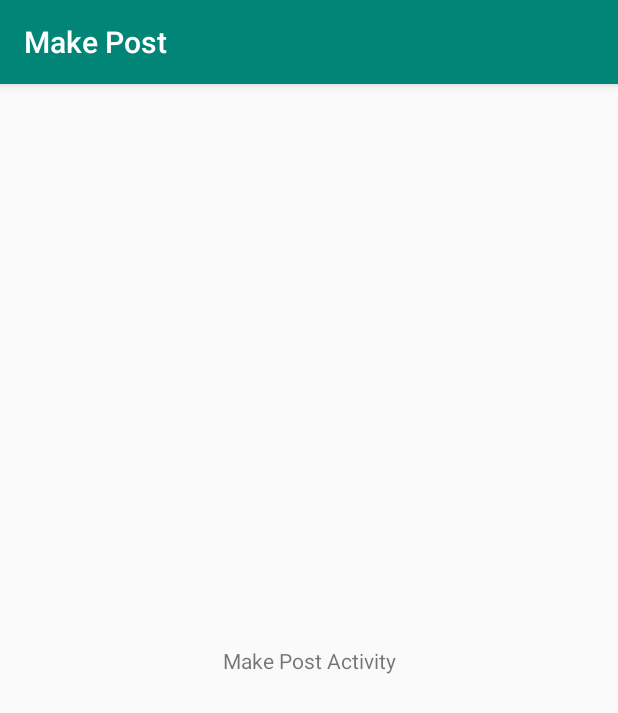
After one commit to niklasjang/PastExamPapers, an Android app: the MakePostActivity screen opened directly, with no data from a screen before it, on a phone screen of 412 x 824 dp. The commit adds this screen. Shown: the top 713 px of the screen. Run offline under Robolectric (Android 15) with nearby library versions, the phone set to English and light mode, and no system bars.

Commit message:
Sign out & Make Post Activity added

```diff
--- /dev/null
+++ b/app/src/main/java/com/example/niklasjang/bottomnavigationbar_with_fragment_example/MakePostActivity.kt
@@ -0,0 +1,14 @@
+package com.example.niklasjang.bottomnavigationbar_with_fragment_example
+
+import android.support.v7.app.AppCompatActivity
+import android.os.Bundle
+
+class MakePostActivity : AppCompatActivity() {
+
+    override fun onCreate(savedInstanceState: Bundle?) {
+        super.onCreate(savedInstanceState)
+        setContentView(R.layout.activity_make_post)
+
+        supportActionBar?.title = "Make Post"
+    }
+}
--- a/app/src/main/java/com/example/niklasjang/bottomnavigationbar_with_fragment_example/RegisterActivity.kt
+++ b/app/src/main/java/com/example/niklasjang/bottomnavigationbar_with_fragment_example/RegisterActivity.kt
@@ -67,6 +67,7 @@ class RegisterActivity : AppCompatActivity() {
 
                     upLoadImageToFirebaseStorage()
                     var intent = Intent(this, MainActivity::class.java)
+                    intent.flags = Intent.FLAG_ACTIVITY_CLEAR_TASK.or(Intent.FLAG_ACTIVITY_NEW_TASK)
                     startActivity(intent)
                 }
                 .addOnFailureListener { exception ->
@@ -124,13 +125,13 @@ class RegisterActivity : AppCompatActivity() {
                         // FirebaseAuth.getInstance().currentUser
 
                         var intent = Intent(this, MainActivity::class.java)
+                        intent.flags = Intent.FLAG_ACTIVITY_CLEAR_TASK.or(Intent.FLAG_ACTIVITY_NEW_TASK)
                         startActivity(intent)
                     }else {
                         Toast.makeText(this,"구글 계정 연동에 실패하였습니다.",Toast.LENGTH_LONG).show()
                     }
                 }
         }
-        //구글 로그인 로그아웃하려면 FirebaseAuth.getInstance().signOut(); 실행하면 된다.
     }
 
     private fun upLoadImageToFirebaseStorage() {
--- /dev/null
+++ b/app/src/main/res/layout/activity_make_post.xml
@@ -0,0 +1,19 @@
+<?xml version="1.0" encoding="utf-8"?>
+<android.support.constraint.ConstraintLayout
+        xmlns:android="http://schemas.android.com/apk/res/android"
+        xmlns:tools="http://schemas.android.com/tools"
+        xmlns:app="http://schemas.android.com/apk/res-auto"
+        android:layout_width="match_parent"
+        android:layout_height="match_parent"
+        tools:context=".MakePostActivity">
+
+
+    <TextView
+            android:id="@+id/tvMakePost"
+            android:text="Make Post Activity"
+            app:layout_constraintTop_toTopOf="parent"
+            app:layout_constraintBottom_toBottomOf="parent"
+            app:layout_constraintStart_toStartOf="parent"
+            app:layout_constraintEnd_toEndOf="parent"
+            android:layout_width="wrap_content" android:layout_height="wrap_content"/>
+</android.support.constraint.ConstraintLayout>
--- a/app/src/main/res/values/strings.xml
+++ b/app/src/main/res/values/strings.xml
@@ -1,5 +1,5 @@
 <resources>
-    <string name="app_name">BottomNavigationBar_With_Fragment_Example</string>
+    <string name="app_name">Q Coin</string>
     <string name="title_home">Home</string>
     <string name="title_dashboard">Dashboard</string>
     <string name="title_notifications">Notifications</string>
```
Also changed, not shown: app/src/main/AndroidManifest.xml (+7 -2 lines), app/src/main/java/com/example/niklasjang/bottomnavigationbar_with_fragment_example/MainActivity.kt (+39 -0 lines), app/src/main/res/menu/top_menu.xml (added, +15 -0 lines).
